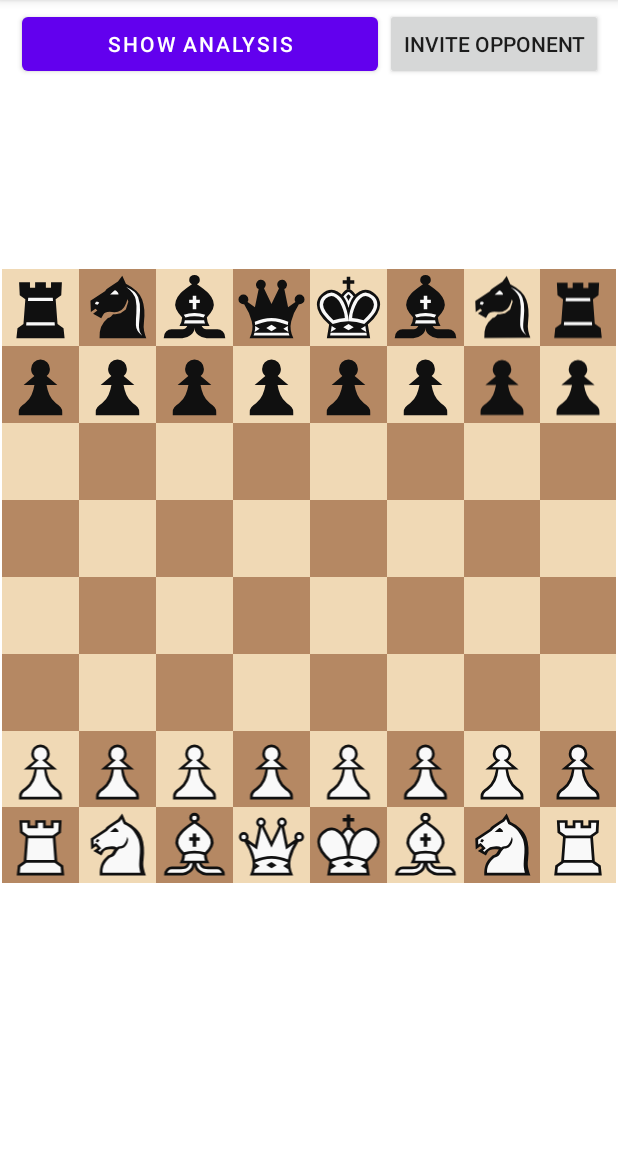
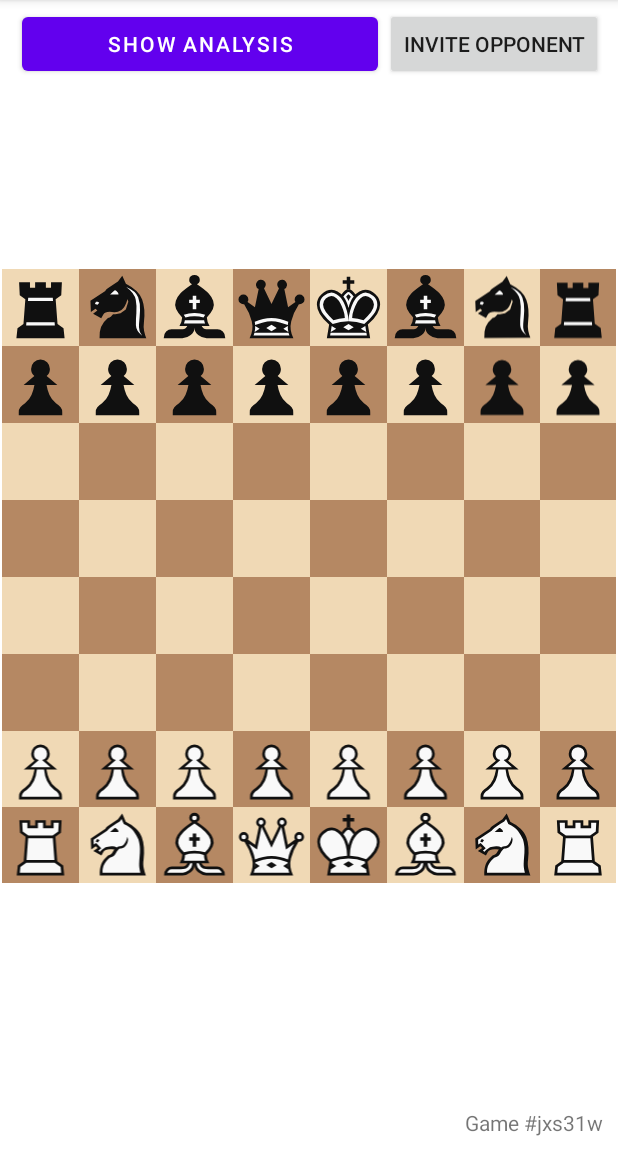
Before and after one commit to noamzaks/Chess, an Android app: the screen it shows after launch (OnlineGameActivity), after a tap on "NEW ONLINE GAME", on a phone screen of 412 x 824 dp, the part 84-1236 px from its top. Run offline under Robolectric (Android 15) with nearby library versions, the phone set to English and light mode, and no system bars; our stand-ins replace Firebase (no records; nobody signed in at launch, a user with empty details on screens opened directly); 1 statement that could not run was skipped.

Commit message:
fix: time synchronization in online matches

```diff
--- a/app/src/main/java/com/noamzaks/chess/activity/GameActivity.java
+++ b/app/src/main/java/com/noamzaks/chess/activity/GameActivity.java
@@ -38,10 +38,11 @@ public class GameActivity extends AppCompatActivity implements Board.OnSetListen
     private String theme;
     protected LinearLayout aboveBlack, belowWhite;
     private TextView whiteTimerText, blackTimerText;
-    private CountDownTimer whiteTimer, blackTimer;
     private Button showAnalysis;
 
     protected Board board;
+    protected long whiteTime, blackTime;
+    protected CountDownTimer whiteTimer, blackTimer;
 
     private final LinearLayout.LayoutParams EQUAL = new LinearLayout.LayoutParams(
             LinearLayout.LayoutParams.MATCH_PARENT,
@@ -147,7 +148,31 @@ public class GameActivity extends AppCompatActivity implements Board.OnSetListen
         var extras = getIntent().getExtras();
 
         var time = extras.getInt(EXTRAS_LENGTH, 0);
-        switch (extras.getString(EXTRAS_MODE)) {
+        if (extras.containsKey(EXTRAS_MODE)) {
+            setGameMode(extras.getString(EXTRAS_MODE));
+        }
+
+        update();
+        setWhiteTime(time * 1000);
+        setBlackTime(time * 1000);
+        whiteTime = time * 1000;
+        blackTime = time * 1000;
+
+        if (time == 0) {
+            whiteTimerText.setVisibility(View.GONE);
+            blackTimerText.setVisibility(View.GONE);
+        }
+
+        whiteTimerText.setText("" + time);
+        blackTimerText.setText("" + time);
+
+        showAnalysis.setOnClickListener((v) -> {
+            startActivity(new Intent(Intent.ACTION_VIEW, Uri.parse("https://www.lichess.org/analysis/" + board.toFEN())));
+        });
+    }
+
+    protected void setGameMode(String mode) {
+        switch (mode) {
             case "3-Check":
                 var listener = new Board.OnCheckListener() {
                     public int whiteChecks = 0, blackChecks = 0;
@@ -218,15 +243,23 @@ public class GameActivity extends AppCompatActivity implements Board.OnSetListen
                     }
                     return result;
                 });
+                board.reset();
             default:
                 break;
         }
+    }
 
-        update();
-
-        var self = this;
-        whiteTimer = new CountDownTimer(time * 1000, 1000) {
+    protected void setWhiteTime(long time) {
+        if (whiteTimer != null) {
+            whiteTimer.cancel();
+        }
+        if (time != 0) {
+            whiteTimerText.setVisibility(View.VISIBLE);
+            blackTimerText.setVisibility(View.VISIBLE);
+        }
+        whiteTimer = new CountDownTimer(time, 1000) {
             public void onTick(long millisUntilFinished) {
+                whiteTime = millisUntilFinished;
                 whiteTimerText.setText("" + millisUntilFinished / 1000);
             }
 
@@ -238,9 +271,16 @@ public class GameActivity extends AppCompatActivity implements Board.OnSetListen
                 } catch (WindowManager.BadTokenException __) {
                 }
             }
-        }.start();
-        blackTimer = new CountDownTimer(time * 1000, 1000) {
+        };
+    }
+
+    protected void setBlackTime(long time) {
+        if (blackTimer != null) {
+            blackTimer.cancel();
+        }
+        blackTimer = new CountDownTimer(time, 1000) {
             public void onTick(long millisUntilFinished) {
+                blackTime = millisUntilFinished;
                 blackTimerText.setText("" + millisUntilFinished / 1000);
             }
 
@@ -253,18 +293,6 @@ public class GameActivity extends AppCompatActivity implements Board.OnSetListen
                 }
             }
         };
-
-        if (time == 0) {
-            whiteTimerText.setVisibility(View.GONE);
-            blackTimerText.setVisibility(View.GONE);
-        }
-
-        whiteTimerText.setText("" + time);
-        blackTimerText.setText("" + time);
-
-        showAnalysis.setOnClickListener((v) -> {
-            startActivity(new Intent(Intent.ACTION_VIEW, Uri.parse("https://www.lichess.org/analysis/" + board.toFEN())));
-        });
     }
 
     private void move(Point<Integer> from, Point<Integer> to) {
@@ -282,44 +310,15 @@ public class GameActivity extends AppCompatActivity implements Board.OnSetListen
             return;
         }
 
-        var self = this;
         if (board.isChecked(board.getTurn())) {
             Toast.show(this, "Check!");
         }
         if (board.getTurn() == Constants.WHITE) {
+            setBlackTime(Integer.parseInt(blackTimerText.getText().toString()) * 1000);
             whiteTimer.start();
-            blackTimer.cancel();
-            if (!blackTimerText.getText().toString().equals("0")) {
-                blackTimer = new CountDownTimer(Integer.parseInt(blackTimerText.getText().toString()) * 1000, 1000) {
-                    public void onTick(long millisUntilFinished) {
-                        blackTimerText.setText("" + millisUntilFinished / 1000);
-                    }
-
-                    public void onFinish() {
-                        try {
-                            board.over(Constants.WHITE, "Black ran out of time");
-                        } catch (WindowManager.BadTokenException __) {
-                        }
-                    }
-                };
-            }
         } else {
+            setWhiteTime(Integer.parseInt(whiteTimerText.getText().toString()) * 1000);
             blackTimer.start();
-            whiteTimer.cancel();
-            if (!whiteTimerText.getText().toString().equals("0")) {
-                whiteTimer = new CountDownTimer(Integer.parseInt(whiteTimerText.getText().toString()) * 1000, 1000) {
-                    public void onTick(long millisUntilFinished) {
-                        whiteTimerText.setText("" + millisUntilFinished / 1000);
-                    }
-
-                    public void onFinish() {
-                        try {
-                            board.over(Constants.BLACK, "White ran out of time");
-                        } catch (WindowManager.BadTokenException __) {
-                        }
-                    }
-                };
-            }
         }
     }
 
--- a/app/src/main/java/com/noamzaks/chess/activity/OnlineGameActivity.java
+++ b/app/src/main/java/com/noamzaks/chess/activity/OnlineGameActivity.java
@@ -5,7 +5,6 @@ import android.content.Intent;
 import android.graphics.Color;
 import android.graphics.Typeface;
 import android.os.Bundle;
-import android.view.Gravity;
 import android.widget.Button;
 import android.widget.LinearLayout;
 import android.widget.TextView;
@@ -30,13 +29,14 @@ public class OnlineGameActivity extends GameActivity implements Board.MoveVerifi
     private static final int TEXT_LARGE = 24;
     private static final int TEXT_SMALL = 18;
 
-    private LinearLayout topBar;
+    private LinearLayout topBar, bottomBar;
 
     private DocumentReference document;
     private String gameCode;
     private boolean player;
     private boolean updating = false;
     private TextView blackName, whiteName;
+    private boolean firstUpdate = true;
 
     @Override
     protected void onCreate(Bundle savedInstanceState) {
@@ -53,9 +53,12 @@ public class OnlineGameActivity extends GameActivity implements Board.MoveVerifi
         }
 
         topBar = findViewById(R.id.game_top_bar);
+        bottomBar = findViewById(R.id.game_bottom_bar);
 
         if (player == Constants.WHITE) {
             var button = new Button(this);
+            whiteTimer.cancel();
+
             button.setText("Invite Opponent");
             button.setOnClickListener((v) -> {
                 var intent = new Intent();
@@ -66,6 +69,10 @@ public class OnlineGameActivity extends GameActivity implements Board.MoveVerifi
             });
             topBar.addView(button);
         }
+
+        var codeLabel = new TextView(this);
+        codeLabel.setText("Game #" + gameCode);
+        bottomBar.addView(codeLabel);
 
         whiteName = new TextView(this);
         whiteName.setTextSize(TEXT_LARGE);
@@ -80,15 +87,27 @@ public class OnlineGameActivity extends GameActivity implements Board.MoveVerifi
 
         document.addSnapshotListener((snapshot, __) -> {
             var data = snapshot.getData();
+
+            if (firstUpdate) {
+                setGameMode((String) data.get("Mode"));
+                firstUpdate = false;
+            }
+
             if (data != null) {
                 updating = true;
                 board.setFEN((String) data.get("Game"));
                 whiteName.setText((String) data.getOrDefault("White", ""));
                 blackName.setText((String) data.getOrDefault("Black", ""));
+
+
+                setWhiteTime((Long) data.getOrDefault("White Time", 0l));
+                setBlackTime((Long) data.getOrDefault("Black Time", 0l));
                 if (board.getTurn() == Constants.WHITE) {
+                    whiteTimer.start();
                     animateText(whiteName, TEXT_SMALL, TEXT_LARGE, Color.valueOf(ContextCompat.getColor(this, R.color.black)), Color.valueOf(ContextCompat.getColor(this, R.color.yellow)));
                     animateText(blackName, TEXT_LARGE, TEXT_SMALL, Color.valueOf(ContextCompat.getColor(this, R.color.yellow)), Color.valueOf(ContextCompat.getColor(this, R.color.black)));
                 } else {
+                    blackTimer.start();
                     animateText(blackName, TEXT_SMALL, TEXT_LARGE, Color.valueOf(ContextCompat.getColor(this, R.color.black)), Color.valueOf(ContextCompat.getColor(this, R.color.yellow)));
                     animateText(whiteName, TEXT_LARGE, TEXT_SMALL, Color.valueOf(ContextCompat.getColor(this, R.color.yellow)), Color.valueOf(ContextCompat.getColor(this, R.color.black)));
                 }
@@ -130,7 +149,7 @@ public class OnlineGameActivity extends GameActivity implements Board.MoveVerifi
     public void onSet(int x, int y, Piece old, Piece current) {
         super.onSet(x, y, old, current);
         if (!updating) {
-            document.set(Map.of("Game", board.toFEN()), SetOptions.merge());
+            document.set(Map.of("Game", board.toFEN(), "White Time", whiteTime, "Black Time", blackTime), SetOptions.merge());
         }
     }
 
--- a/app/src/main/res/layout/activity_game.xml
+++ b/app/src/main/res/layout/activity_game.xml
@@ -6,6 +6,41 @@
     android:layout_height="match_parent"
     android:orientation="vertical"
     tools:context=".activity.GameActivity">
+
+    <LinearLayout
+        android:id="@+id/game_bottom_bar"
+        android:layout_width="match_parent"
+        android:layout_height="wrap_content"
+        android:gravity="right"
+        android:orientation="horizontal"
+        android:layout_marginBottom="10dp"
+        android:layout_marginRight="10dp"
+        android:layout_marginLeft="10dp"
+        app:layout_constraintBottom_toBottomOf="@+id/game_below_white"
+        tools:layout_editor_absoluteX="20dp" />
+
+    <LinearLayout
+        android:id="@+id/game_top_bar"
+        android:layout_width="match_parent"
+        android:layout_height="wrap_content"
+        android:layout_marginStart="10dp"
+        android:layout_marginTop="5dp"
+        android:layout_marginEnd="10dp"
+        android:gravity="right"
+        android:orientation="horizontal"
+        app:layout_constraintEnd_toEndOf="parent"
+        app:layout_constraintStart_toStartOf="parent"
+        app:layout_constraintTop_toTopOf="parent">
+
+        <Button
+            android:id="@+id/game_show_analysis"
+            android:layout_width="wrap_content"
+            android:layout_height="wrap_content"
+            android:layout_weight="1"
+            android:insetLeft="5dp"
+            android:insetRight="5dp"
+            android:text="Show Analysis" />
+    </LinearLayout>
 
     <TextView
         android:id="@+id/game_black_timer"
@@ -46,29 +81,6 @@
     </LinearLayout>
 
     <LinearLayout
-        android:id="@+id/game_top_bar"
-        android:layout_width="match_parent"
-        android:layout_height="wrap_content"
-        android:layout_marginStart="10dp"
-        android:layout_marginTop="5dp"
-        android:layout_marginEnd="10dp"
-        android:gravity="right"
-        android:orientation="horizontal"
-        app:layout_constraintEnd_toEndOf="parent"
-        app:layout_constraintStart_toStartOf="parent"
-        app:layout_constraintTop_toTopOf="parent">
-
-        <Button
-            android:id="@+id/game_show_analysis"
-            android:layout_width="wrap_content"
-            android:layout_height="wrap_content"
-            android:layout_weight="1"
-            android:insetLeft="5dp"
-            android:insetRight="5dp"
-            android:text="Show Analysis" />
-    </LinearLayout>
-
-    <LinearLayout
         android:id="@+id/game_root"
         android:layout_width="409dp"
         android:layout_height="0dp"
```
Also changed, not shown: app/src/main/res/layout/activity_main.xml (+2 -23 lines).
